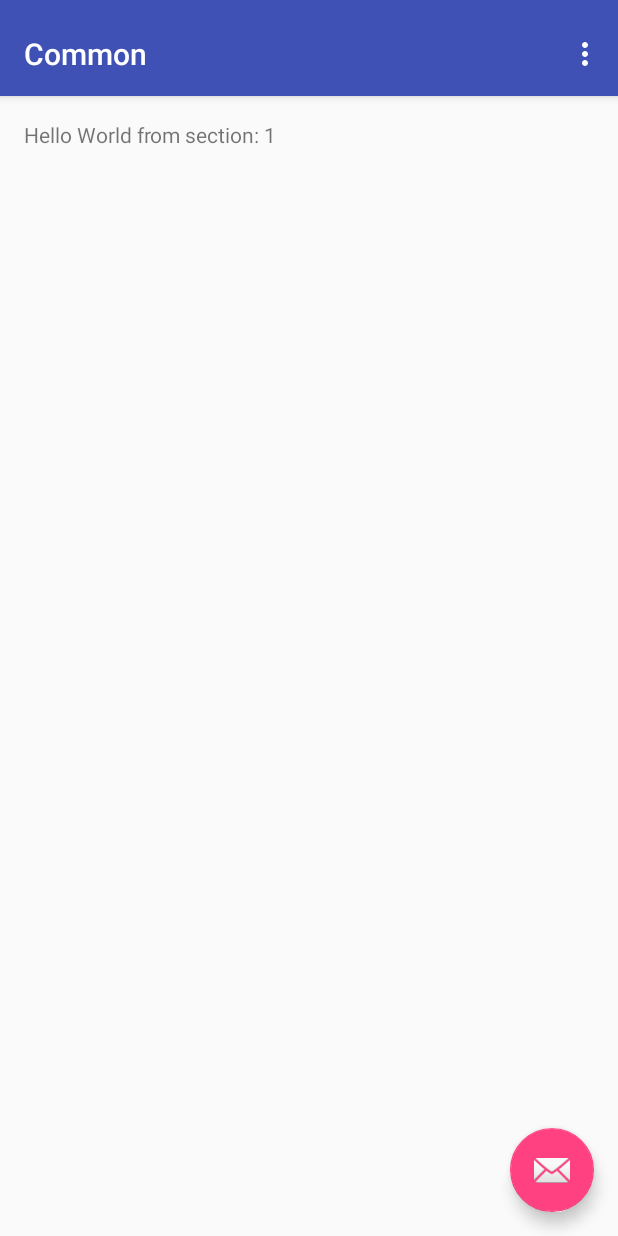
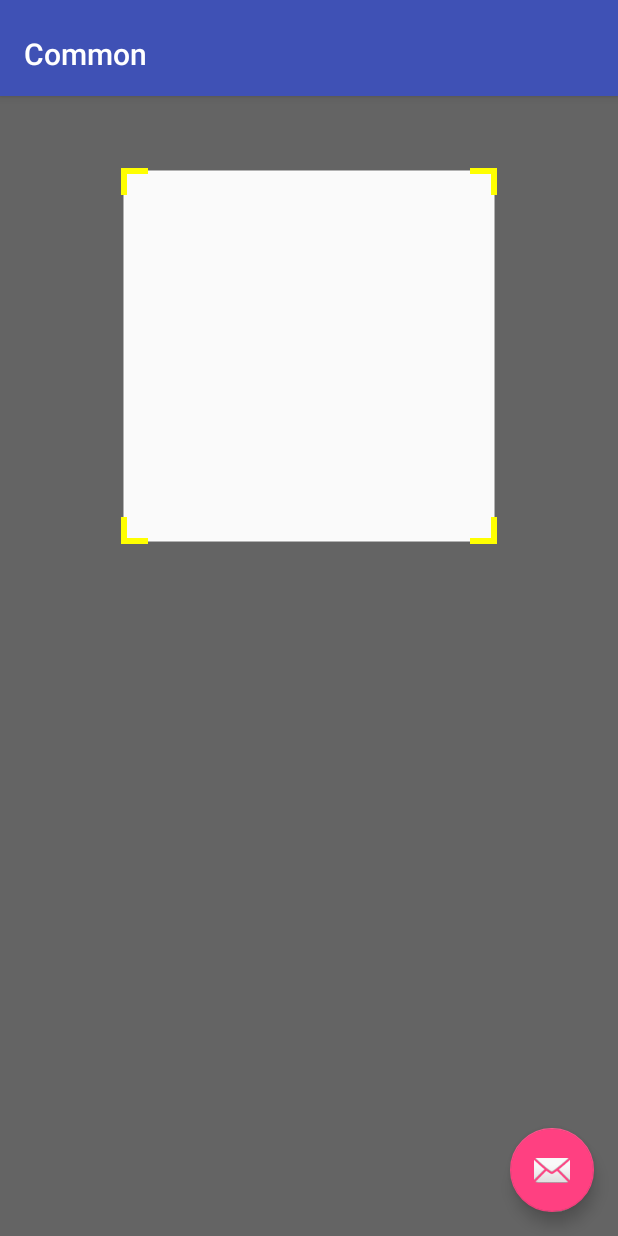
Before and after one commit to androidmao/AiCatLayout, an Android app: the screen it shows after launch (MainActivity), on a phone screen of 412 x 824 dp. Run offline under Robolectric (Android 15) with nearby library versions, the phone set to English and light mode, and no system bars.

Commit message:
1，refresh

```diff
--- a/app/src/main/java/com/aicat/layout/common/MainActivity.java
+++ b/app/src/main/java/com/aicat/layout/common/MainActivity.java
@@ -40,24 +40,27 @@ public class MainActivity extends AppCompatActivity {
         super.onCreate(savedInstanceState);
         setContentView(R.layout.activity_main);
 
-        Toolbar toolbar = (Toolbar) findViewById(R.id.toolbar);
-        setSupportActionBar(toolbar);
-        // Create the adapter that will return a fragment for each of the three
-        // primary sections of the activity.
-        mSectionsPagerAdapter = new SectionsPagerAdapter(getSupportFragmentManager());
+//        Toolbar toolbar = (Toolbar) findViewById(R.id.toolbar);
+//        setSupportActionBar(toolbar);
+//        // Create the adapter that will return a fragment for each of the three
+//        // primary sections of the activity.
+//        mSectionsPagerAdapter = new SectionsPagerAdapter(getSupportFragmentManager());
+//
+//        // Set up the ViewPager with the sections adapter.
+//        mViewPager = (ViewPager) findViewById(R.id.container);
+//        mViewPager.setAdapter(mSectionsPagerAdapter);
+//
+//      FloatingActionButton fab = (FloatingActionButton) findViewById(R.id.fab);
+//      fab.setOnClickListener(new View.OnClickListener() {
+//          @Override
+//          public void onClick(View view) {
+//              Snackbar.make(view, "Replace with your own action", Snackbar.LENGTH_LONG)
+//                      .setAction("Action", null).show();
+//          }
+//      });
 
-        // Set up the ViewPager with the sections adapter.
-        mViewPager = (ViewPager) findViewById(R.id.container);
-        mViewPager.setAdapter(mSectionsPagerAdapter);
 
-      FloatingActionButton fab = (FloatingActionButton) findViewById(R.id.fab);
-      fab.setOnClickListener(new View.OnClickListener() {
-          @Override
-          public void onClick(View view) {
-              Snackbar.make(view, "Replace with your own action", Snackbar.LENGTH_LONG)
-                      .setAction("Action", null).show();
-          }
-      });
+
 
     }
 
--- a/app/src/main/res/layout/activity_main.xml
+++ b/app/src/main/res/layout/activity_main.xml
@@ -33,7 +33,15 @@
         android:id="@+id/container"
         android:layout_width="match_parent"
         android:layout_height="match_parent"
+        android:visibility="gone"
         app:layout_behavior="@string/appbar_scrolling_view_behavior" />
+
+    <com.aicat.layout.library.scanner.ScannerCameraMask
+        android:layout_width="match_parent"
+        android:layout_height="match_parent"
+        app:cm_topMargin="50dp"
+        app:layout_behavior="@string/appbar_scrolling_view_behavior" />
+
 
     <android.support.design.widget.FloatingActionButton
         android:id="@+id/fab"
```
